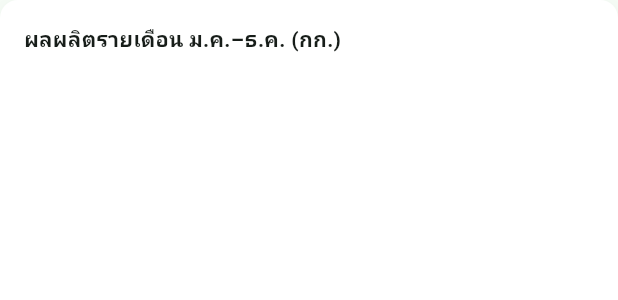
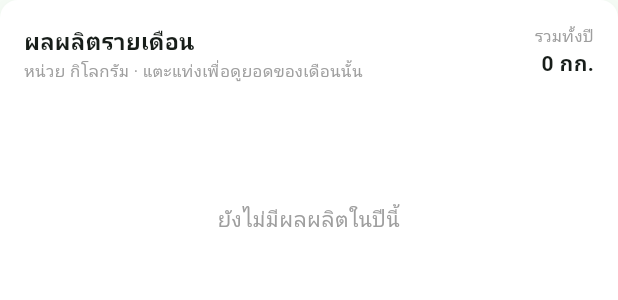
Before and after one commit to sixno2430/MyProject, a Flutter app: the _InteractiveChartCard widget shown alone on an empty page, opened directly with empty values, on a phone screen of 412 x 824 dp. Shown: the top 300 px of the screen. Run offline on Flutter 3.47's test engine with Material 3 defaults, Android fonts, the phone set to English and light mode, and no system bars; our stand-ins replace shared_preferences; accounts and stored records are empty; network calls fail.

Commit message:
ปรับกราฟผลผลิตรายเดือนหน้าเก็บเกี่ยวให้อ่านง่ายขึ้น
- เดือนที่ไม่มีผลผลิตไม่แสดงแท่งและเลข 0 (ชื่อเดือนจางลง) มีเส้นฐานแทน
- ตัวเลขบนแท่งย่อเป็น K ให้พอดีช่อง แตะเลือกแล้วแสดงเต็มพร้อมคอมมา
- แตะเลือกเดือน / แตะซ้ำยกเลิก (เดิมทำแบบ hover สำหรับเว็บ ค้างบนมือถือ)
- หัวกราฟมีคำอธิบายหน่วย + ยอดรวมทั้งปี, การ์ดสรุปด้านบนใส่คอมมา

Co-Authored-By: Claude Opus 5.5 <noreply@anthropic.com>

```diff
--- a/flutter_myproject/lib/screens/garden/harvest/harvest_screen.dart
+++ b/flutter_myproject/lib/screens/garden/harvest/harvest_screen.dart
@@ -15,6 +15,7 @@ import 'add_harvest_screen.dart';
 import 'package:flutter_myproject/services/auth_server.dart';
 import 'package:flutter_myproject/widgets/item_actions.dart';
 import 'package:flutter_myproject/utils/error_message.dart';
+import 'package:flutter_myproject/utils/formatters.dart';
 
 // ==========================================
 // 1. MODELS
@@ -439,9 +440,9 @@ class _HarvestScreenState extends State<HarvestScreen> {
                     children: [
                       Row(
                         children: [
-                          Expanded(child: _buildSummaryCard(cardTitle, displayKg.toStringAsFixed(0), 'กก.')),
+                          Expanded(child: _buildSummaryCard(cardTitle, formatNumber(displayKg), 'กก.')),
                           const SizedBox(width: 8),
-                          Expanded(child: _buildSummaryCard('รายได้รวม', summary.totalRevenue.toStringAsFixed(0), 'บาท')),
+                          Expanded(child: _buildSummaryCard('รายได้รวม', formatNumber(summary.totalRevenue), 'บาท')),
                           const SizedBox(width: 8),
                           Expanded(child: _buildSummaryCard('ราคาเฉลี่ย', summary.averagePrice.toStringAsFixed(2), '฿/กก.')),
                         ],
@@ -861,7 +862,7 @@ class _HarvestScreenState extends State<HarvestScreen> {
 // 4. INTERACTIVE CHART COMPONENT
 // ==========================================
 
-/// กราฟแท่งผลผลิต 12 เดือน แตะแท่งเพื่อดูตัวเลขของเดือนนั้น
+/// กราฟแท่งผลผลิต 12 เดือน แตะแท่งเพื่อดูยอดของเดือนนั้น (แตะซ้ำ = ยกเลิก)
 class _InteractiveChartCard extends StatefulWidget {
   final Map<String, double> monthlyData;
   final ValueChanged<String?>? onHoverMonth;
@@ -876,119 +877,152 @@ class _InteractiveChartCard extends StatefulWidget {
 }
 
 class _InteractiveChartCardState extends State<_InteractiveChartCard> {
-  String? _hoveredMonth;
+  static const _green = Color(0xFF2D6A4F);
+  static const _greenDark = Color(0xFF1B4332);
+  String? _selected; // เดือนที่แตะเลือกอยู่ (null = ไม่ได้เลือก)
 
-  /// จำเดือนที่ถูกแตะ แล้วแจ้งหน้าแม่ให้เปลี่ยนตัวเลขสรุป
-  void _updateHover(String? month) {
-    setState(() {
-      _hoveredMonth = month;
-    });
-    widget.onHoverMonth?.call(month);
+  /// แตะเดือนเดิมซ้ำ = ยกเลิกการเลือก แล้วแจ้งหน้าแม่ให้เปลี่ยนตัวเลขสรุปด้านบน
+  void _toggle(String month) {
+    setState(() => _selected = _selected == month ? null : month);
+    widget.onHoverMonth?.call(_selected);
+  }
+
+  /// ย่อตัวเลขบนแท่งให้พอดีช่องแคบ เช่น 8200 -> 8.2K, 950 -> 950
+  String _compact(double v) {
+    if (v >= 1000) {
+      final k = v / 1000;
+      return '${k >= 10 ? k.toStringAsFixed(0) : k.toStringAsFixed(1).replaceAll('.0', '')}K';
+    }
+    return v.toStringAsFixed(0);
   }
 
   @override
   Widget build(BuildContext context) {
-    double maxKg = widget.monthlyData.values.isNotEmpty
-        ? widget.monthlyData.values.reduce((a, b) => a > b ? a : b)
-        : 1.0;
-    if (maxKg == 0) maxKg = 1.0;
+    final data = widget.monthlyData;
+    final maxKg = data.values.fold<double>(0, (m, v) => v > m ? v : m);
+    final total = data.values.fold<double>(0, (s, v) => s + v);
+    const chartHeight = 150.0;
+    const labelSpace = 44.0; // ตัวเลขบนแท่ง + ชื่อเดือนใต้แท่ง
+    const barArea = chartHeight - labelSpace;
 
     return Container(
-      padding: const EdgeInsets.all(16.0),
+      padding: const EdgeInsets.fromLTRB(16, 16, 16, 12),
       decoration: BoxDecoration(
         color: Colors.white,
         borderRadius: BorderRadius.circular(12),
         boxShadow: [
-          BoxShadow(
-            color: Colors.black.withValues(alpha: 0.03),
-            blurRadius: 6,
-            offset: const Offset(0, 2),
-          )
+          BoxShadow(color: Colors.black.withValues(alpha: 0.03), blurRadius: 6, offset: const Offset(0, 2)),
         ],
       ),
       child: Column(
         crossAxisAlignment: CrossAxisAlignment.start,
         children: [
-          const Text(
-            'ผลผลิตรายเดือน ม.ค.–ธ.ค. (กก.)',
-            style: TextStyle(fontSize: 14, fontWeight: FontWeight.bold),
+          Row(
+            crossAxisAlignment: CrossAxisAlignment.start,
+            children: [
+              const Expanded(
+                child: Column(
+                  crossAxisAlignment: CrossAxisAlignment.start,
+                  children: [
+                    Text('ผลผลิตรายเดือน', style: TextStyle(fontSize: 15, fontWeight: FontWeight.bold)),
+                    SizedBox(height: 2),
+                    Text('หน่วย กิโลกรัม · แตะแท่งเพื่อดูยอดของเดือนนั้น',
+                        style: TextStyle(fontSize: 11, color: Colors.grey)),
+                  ],
                 ),
-          const SizedBox(height: 20),
+              ),
+              Column(
+                crossAxisAlignment: CrossAxisAlignment.end,
+                children: [
+                  const Text('รวมทั้งปี', style: TextStyle(fontSize: 11, color: Colors.grey)),
+                  Text('${formatNumber(total)} กก.',
+                      style: const TextStyle(fontSize: 14, fontWeight: FontWeight.bold)),
+                ],
+              ),
+            ],
+          ),
+          const SizedBox(height: 16),
+          if (maxKg <= 0)
+            const SizedBox(
+              height: chartHeight,
+              child: Center(child: Text('ยังไม่มีผลผลิตในปีนี้', style: TextStyle(color: Colors.grey))),
+            )
+          else
             SizedBox(
-            height: 150,
-            child: Row(
-              mainAxisAlignment: MainAxisAlignment.spaceAround,
+              height: chartHeight,
+              child: Stack(
+                children: [
+                  // เส้นฐานของกราฟ
+                  Positioned(
+                    left: 0,
+                    right: 0,
+                    bottom: labelSpace - 22,
+                    child: Container(height: 1, color: const Color(0xFFE5E7EB)),
+                  ),
+                  Row(
                     crossAxisAlignment: CrossAxisAlignment.end,
-              children: widget.monthlyData.entries.map((entry) {
-                double heightFactor = (entry.value / maxKg).clamp(0.08, 1.0);
-                bool hasData = entry.value > 0;
-                bool isHovered = _hoveredMonth == entry.key;
+                    children: [
+                      for (final e in data.entries)
+                        Expanded(child: _buildBar(e.key, e.value, maxKg, barArea)),
+                    ],
+                  ),
+                ],
+              ),
+            ),
+        ],
+      ),
+    );
+  }
 
-                return MouseRegion(
-                  cursor: SystemMouseCursors.click,
-                  onEnter: (_) => _updateHover(entry.key),
-                  onExit: (_) => _updateHover(null),
-                  child: GestureDetector(
-                    onTap: () => _updateHover(entry.key),
+  /// แท่ง 1 เดือน: ตัวเลขด้านบน (เฉพาะเดือนที่มีผลผลิต) + แท่ง + ชื่อเดือน
+  /// เดือนที่ไม่มีผลผลิต = ไม่มีแท่ง ไม่มีเลข 0 ให้รก แต่ยังแตะเลือกได้
+  Widget _buildBar(String month, double kg, double maxKg, double barArea) {
+    final hasData = kg > 0;
+    final selected = _selected == month;
+    final dimmed = _selected != null && !selected;
+    final barHeight = hasData ? (barArea * kg / maxKg).clamp(6.0, barArea) : 0.0;
+
+    return GestureDetector(
+      behavior: HitTestBehavior.opaque, // แตะบริเวณว่างเหนือแท่งก็เลือกเดือนได้
+      onTap: () => _toggle(month),
       child: Column(
         mainAxisAlignment: MainAxisAlignment.end,
         children: [
-                        AnimatedOpacity(
-                          duration: const Duration(milliseconds: 150),
-                          opacity: (isHovered || (hasData && _hoveredMonth == null)) ? 1.0 : 0.2,
-                          child: Container(
-                            padding: const EdgeInsets.symmetric(horizontal: 5, vertical: 2),
-                            decoration: isHovered
-                                ? BoxDecoration(
-                                    color: const Color(0xFF1E5631),
-                                    borderRadius: BorderRadius.circular(4),
-                                  )
-                                : null,
+          // ตัวเลขบนแท่ง: เลือกอยู่ = ป้ายเข้มพร้อมคอมมา, ปกติ = ตัวเลขย่อสีเทา
+          if (selected)
+            Container(
+              padding: const EdgeInsets.symmetric(horizontal: 4, vertical: 2),
+              decoration: BoxDecoration(color: _greenDark, borderRadius: BorderRadius.circular(4)),
+              child: FittedBox(
                 child: Text(
-                              entry.value.toStringAsFixed(0),
-                              style: TextStyle(
-                                fontSize: isHovered ? 10 : 9,
-                                color: isHovered ? Colors.white : Colors.grey,
-                                fontWeight: FontWeight.bold,
+                  hasData ? formatNumber(kg) : 'ไม่มี',
+                  style: const TextStyle(fontSize: 10, color: Colors.white, fontWeight: FontWeight.bold),
                 ),
               ),
-                          ),
+            )
+          else
+            Text(
+              hasData ? _compact(kg) : '',
+              style: TextStyle(fontSize: 9, color: Colors.grey[dimmed ? 400 : 600]),
             ),
           const SizedBox(height: 4),
           AnimatedContainer(
             duration: const Duration(milliseconds: 200),
-                          width: isHovered ? 20 : 16,
-                          height: 85 * heightFactor,
+            height: barHeight,
+            margin: const EdgeInsets.symmetric(horizontal: 3),
             decoration: BoxDecoration(
-                            color: isHovered
-                                ? const Color(0xFF143B21)
-                                : (hasData ? const Color(0xFF1E5631) : const Color(0xFFC8E6C9)),
-                            borderRadius: BorderRadius.circular(6),
-                            boxShadow: isHovered
-                                ? [
-                                    BoxShadow(
-                                      color: const Color(0xFF1E5631).withValues(alpha: 0.4),
-                                      blurRadius: 6,
-                                      offset: const Offset(0, 2),
-                                    )
-                                  ]
-                                : [],
+              color: selected ? _greenDark : (dimmed ? _green.withValues(alpha: 0.35) : _green),
+              borderRadius: const BorderRadius.vertical(top: Radius.circular(5)),
             ),
           ),
-                        const SizedBox(height: 8),
+          const SizedBox(height: 6),
           Text(
-                          entry.key,
+            month,
+            maxLines: 1,
             style: TextStyle(
               fontSize: 10,
-                            fontWeight: isHovered ? FontWeight.bold : FontWeight.normal,
-                            color: isHovered ? const Color(0xFF1E5631) : Colors.black87,
-                          ),
-                        ),
-                      ],
-                    ),
-                  ),
-                );
-              }).toList(),
+              fontWeight: selected ? FontWeight.bold : FontWeight.normal,
+              color: selected ? _greenDark : (hasData ? Colors.black87 : Colors.grey[400]),
             ),
           ),
         ],
```
Lines whose indentation alone changed are shown as unchanged.
